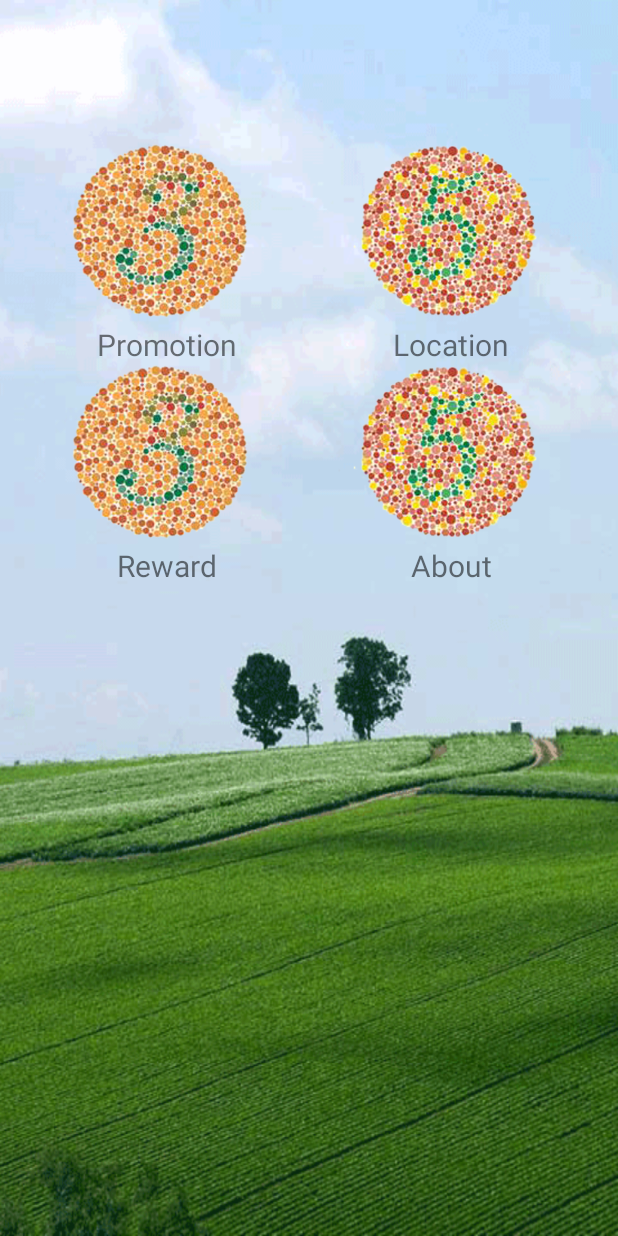
After one commit to masterUNG/ShowPro, an Android app: the MenuActivity screen opened directly, with no data from a screen before it, on a phone screen of 412 x 824 dp. The commit adds this screen. Run offline under Robolectric (Android 15) with nearby library versions, the phone set to English and light mode, and no system bars.

Commit message:
Design menu UI finish

```diff
--- a/app/src/main/AndroidManifest.xml
+++ b/app/src/main/AndroidManifest.xml
@@ -18,7 +18,8 @@
             </intent-filter>
         </activity>
         <activity android:name=".RegisterActivity" />
-        <activity android:name=".ServiceActivity"></activity>
+        <activity android:name=".ServiceActivity" />
+        <activity android:name=".MenuActivity"></activity>
     </application>
 
 </manifest>
--- /dev/null
+++ b/app/src/main/java/appewtc/masterung/showpro/MenuActivity.java
@@ -0,0 +1,13 @@
+package appewtc.masterung.showpro;
+
+import android.support.v7.app.AppCompatActivity;
+import android.os.Bundle;
+
+public class MenuActivity extends AppCompatActivity {
+
+    @Override
+    protected void onCreate(Bundle savedInstanceState) {
+        super.onCreate(savedInstanceState);
+        setContentView(R.layout.activity_menu);
+    }
+}
--- a/app/src/main/java/appewtc/masterung/showpro/ServiceActivity.java
+++ b/app/src/main/java/appewtc/masterung/showpro/ServiceActivity.java
@@ -1,9 +1,11 @@
 package appewtc.masterung.showpro;
 
+import android.content.Intent;
 import android.database.Cursor;
 import android.database.sqlite.SQLiteDatabase;
 import android.support.v7.app.AppCompatActivity;
 import android.os.Bundle;
+import android.view.View;
 import android.widget.ListView;
 import android.widget.TextView;
 
@@ -30,6 +32,10 @@ public class ServiceActivity extends AppCompatActivity {
         createListView();
 
     }   // Main Method
+
+    public void clickMenu(View view) {
+        startActivity(new Intent(ServiceActivity.this, MenuActivity.class));
+    }
 
     private void createListView() {
 
--- /dev/null
+++ b/app/src/main/res/layout/activity_menu.xml
@@ -0,0 +1,107 @@
+<?xml version="1.0" encoding="utf-8"?>
+<RelativeLayout xmlns:android="http://schemas.android.com/apk/res/android"
+    xmlns:tools="http://schemas.android.com/tools"
+    android:layout_width="match_parent"
+    android:layout_height="match_parent"
+    android:paddingBottom="@dimen/activity_vertical_margin"
+    android:paddingLeft="@dimen/activity_horizontal_margin"
+    android:paddingRight="@dimen/activity_horizontal_margin"
+    android:paddingTop="@dimen/activity_vertical_margin"
+    tools:context="appewtc.masterung.showpro.MenuActivity"
+    android:background="@drawable/bg25">
+
+    <LinearLayout
+        android:orientation="vertical"
+        android:layout_width="match_parent"
+        android:layout_height="wrap_content"
+        android:layout_marginTop="80dp">
+
+        <LinearLayout
+            android:orientation="horizontal"
+            android:layout_width="match_parent"
+            android:layout_height="@dimen/icon">
+
+            <ImageView
+                android:layout_width="wrap_content"
+                android:layout_height="wrap_content"
+                android:id="@+id/imageView4"
+                android:layout_weight="1"
+                android:src="@drawable/ishihara_01" />
+
+            <ImageView
+                android:layout_width="wrap_content"
+                android:layout_height="wrap_content"
+                android:id="@+id/imageView5"
+                android:layout_weight="1"
+                android:src="@drawable/ishihara_02" />
+        </LinearLayout>
+
+        <LinearLayout
+            android:orientation="horizontal"
+            android:layout_width="match_parent"
+            android:layout_height="wrap_content">
+
+            <TextView
+                android:layout_width="0dp"
+                android:layout_height="wrap_content"
+                android:text="Promotion"
+                android:id="@+id/textView14"
+                android:layout_weight="1"
+                android:textSize="@dimen/h2"
+                android:gravity="center_horizontal" />
+
+            <TextView
+                android:layout_width="0dp"
+                android:layout_height="wrap_content"
+                android:text="Location"
+                android:id="@+id/textView15"
+                android:layout_weight="1"
+                android:textSize="@dimen/h2"
+                android:gravity="center_horizontal" />
+        </LinearLayout>
+
+        <LinearLayout
+            android:orientation="horizontal"
+            android:layout_width="match_parent"
+            android:layout_height="@dimen/icon" >
+
+            <ImageView
+                android:layout_width="wrap_content"
+                android:layout_height="wrap_content"
+                android:id="@+id/imageView6"
+                android:layout_weight="1"
+                android:src="@drawable/ishihara_01" />
+
+            <ImageView
+                android:layout_width="wrap_content"
+                android:layout_height="wrap_content"
+                android:id="@+id/imageView7"
+                android:layout_weight="1"
+                android:src="@drawable/ishihara_02" />
+        </LinearLayout>
+
+        <LinearLayout
+            android:orientation="horizontal"
+            android:layout_width="match_parent"
+            android:layout_height="wrap_content" >
+
+            <TextView
+                android:layout_width="0dp"
+                android:layout_height="wrap_content"
+                android:text="Reward"
+                android:id="@+id/textView16"
+                android:layout_weight="1"
+                android:textSize="@dimen/h2"
+                android:gravity="center_horizontal" />
+
+            <TextView
+                android:layout_width="0dp"
+                android:layout_height="wrap_content"
+                android:text="About"
+                android:id="@+id/textView17"
+                android:layout_weight="1"
+                android:textSize="@dimen/h2"
+                android:gravity="center_horizontal" />
+        </LinearLayout>
+    </LinearLayout>
+</RelativeLayout>
--- a/app/src/main/res/layout/activity_service.xml
+++ b/app/src/main/res/layout/activity_service.xml
@@ -13,7 +13,8 @@
     <LinearLayout
         android:orientation="vertical"
         android:layout_width="match_parent"
-        android:layout_height="match_parent">
+        android:layout_height="match_parent"
+        android:layout_above="@+id/button5">
 
         <TextView
             android:layout_width="wrap_content"
@@ -43,4 +44,12 @@
             android:id="@+id/listView"
             android:background="#82ffffff" />
     </LinearLayout>
+
+    <Button
+        android:layout_width="match_parent"
+        android:layout_height="wrap_content"
+        android:text="Menu"
+        android:id="@+id/button5"
+        android:layout_alignParentBottom="true"
+        android:onClick="clickMenu" />
 </RelativeLayout>
```
Also changed, not shown: app/src/main/res/drawable/ishihara_01.png (added), app/src/main/res/drawable/ishihara_02.png (added), app/src/main/res/drawable/ishihara_03.png (added), app/src/main/res/drawable/ishihara_04.png (added).
